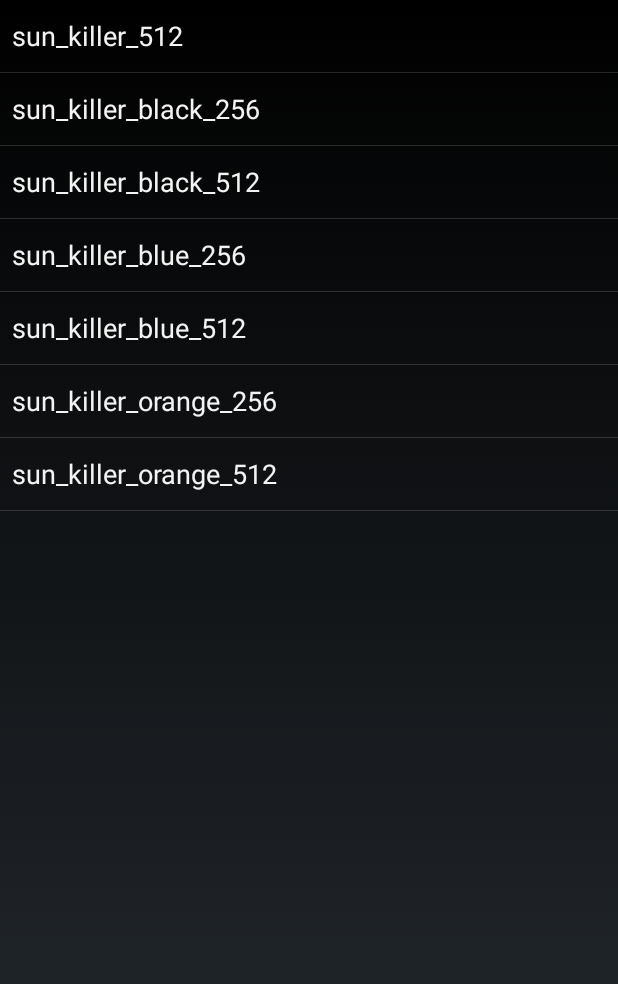
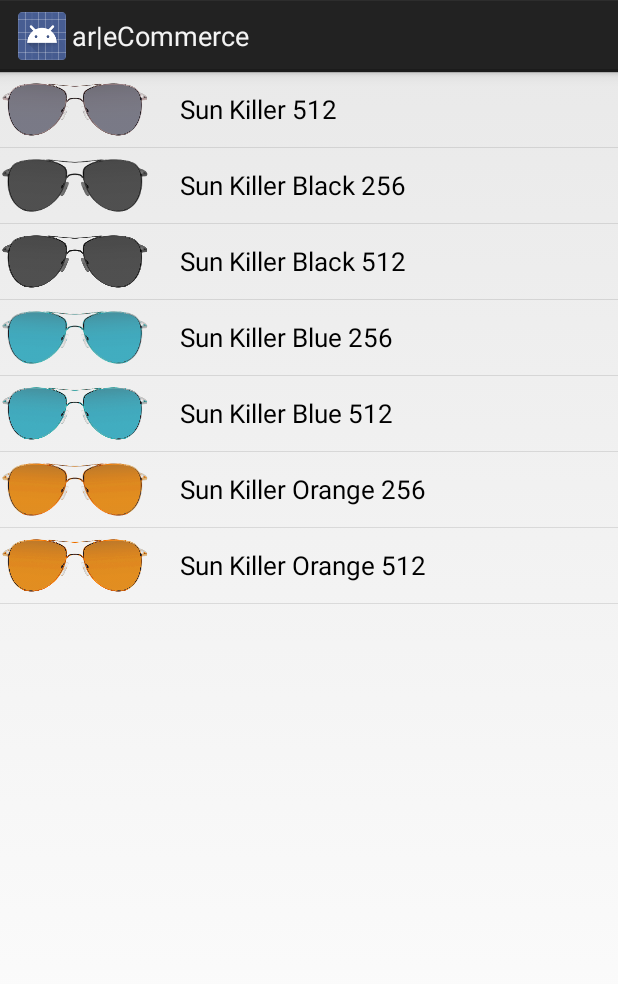
Before and after one commit to akhileshdubey/ARSampleApp, an Android app: the VirtualAssistantHome screen opened directly, with no data from a screen before it, on a phone screen of 412 x 824 dp. Shown: the top 984 px of the screen. Run offline under Robolectric (Android 15) with nearby library versions, the phone set to English and light mode, and no system bars.

Commit message:
added custom base adapter

```diff
--- a/app/src/main/AndroidManifest.xml
+++ b/app/src/main/AndroidManifest.xml
@@ -1,6 +1,12 @@
 <?xml version="1.0" encoding="utf-8"?>
 <manifest xmlns:android="http://schemas.android.com/apk/res/android"
     package="com.example.intelligrape.arsampeapp">
+
+    <uses-permission android:name="android.permission.CAMERA" />
+    <uses-permission android:name="android.permission.WRITE_EXTERNAL_STORAGE" />
+
+    <uses-feature android:name="android.hardware.camera" />
+    <uses-feature android:name="android.hardware.camera.autofocus" />
 
     <application
         android:icon="@drawable/ic_launcher"
@@ -17,12 +23,9 @@
         <activity android:name=".VirtualSponser" />
         <activity android:name=".VirtualSponsorHome" />
         <activity android:name=".VirtualAssistant" />
-        <activity android:name=".VirtualAssistantHome" />
+        <activity
+            android:name=".VirtualAssistantHome"
+            android:theme="@android:style/Theme.Holo.Light.DarkActionBar" />
     </application>
 
-    <uses-permission android:name="android.permission.CAMERA" />
-    <uses-permission android:name="android.permission.WRITE_EXTERNAL_STORAGE"></uses-permission>
-
-    <uses-feature android:name="android.hardware.camera" />
-    <uses-feature android:name="android.hardware.camera.autofocus" />
 </manifest>
--- a/app/src/main/java/com/example/intelligrape/arsampeapp/VirtualAssistant.java
+++ b/app/src/main/java/com/example/intelligrape/arsampeapp/VirtualAssistant.java
@@ -158,7 +158,7 @@ public class VirtualAssistant extends Activity {
             @Override
             public void onClick(View view) {
 
-                String url = "http://www.intelligrape.com";
+                String url = "http://intelligrape.com/mobile-consultants-developers.html";
                 Intent i = new Intent(Intent.ACTION_VIEW);
                 i.setData(Uri.parse(url));
                 startActivity(i);
--- a/app/src/main/java/com/example/intelligrape/arsampeapp/VirtualAssistantHome.java
+++ b/app/src/main/java/com/example/intelligrape/arsampeapp/VirtualAssistantHome.java
@@ -12,23 +12,35 @@ import android.widget.ImageView;
 import android.widget.ListView;
 import android.widget.TextView;
 
+import com.example.intelligrape.arsampeapp.adapter.AssistantBaseAdapter;
+
 public class VirtualAssistantHome extends ListActivity {
 
     int[] brandsLogo = new int[]{
             R.drawable.sun_killer_512,
+            R.drawable.sun_killer_black_256,
+            R.drawable.sun_killer_black_512,
+            R.drawable.sun_killer_blue_256,
+            R.drawable.sun_killer_blue_512,
+            R.drawable.sun_killer_orange_256,
             R.drawable.sun_killer_orange_512
     };
     String[] values = new String[]{
-            "sun_killer_512",
-            "sun_killer_black_256",
-            "sun_killer_black_512",
-            "sun_killer_blue_256",
-            "sun_killer_blue_512",
-            "sun_killer_orange_256",
-            "sun_killer_orange_512"
+            "Sun Killer 512",
+            "Sun Killer Black 256",
+            "Sun Killer Black 512",
+            "Sun Killer Blue 256",
+            "Sun Killer Blue 512",
+            "Sun Killer Orange 256",
+            "Sun Killer Orange 512"
     };
     int[] brandsLogoRaw = new int[]{
             R.raw.sun_killer_512,
+            R.raw.sun_killer_black_256,
+            R.raw.sun_killer_black_512,
+            R.raw.sun_killer_blue_256,
+            R.raw.sun_killer_blue_512,
+            R.raw.sun_killer_orange_256,
             R.raw.sun_killer_orange_512
     };
 
@@ -37,9 +49,12 @@ public class VirtualAssistantHome extends ListActivity {
         super.onCreate(savedInstanceState);
 
 
-        ArrayAdapter<String> adapter = new ArrayAdapter<String>(this,
-                android.R.layout.simple_list_item_1, values);
-        setListAdapter(adapter);
+        AssistantBaseAdapter assistantBaseAdapter = new AssistantBaseAdapter(this, values, brandsLogo);
+
+
+//        ArrayAdapter<String> adapter = new ArrayAdapter<String>(this,
+//                android.R.layout.simple_list_item_1, values);
+        setListAdapter(assistantBaseAdapter);
 
 
     }
--- a/app/src/main/java/com/example/intelligrape/arsampeapp/adapter/AssistantBaseAdapter.java
+++ b/app/src/main/java/com/example/intelligrape/arsampeapp/adapter/AssistantBaseAdapter.java
@@ -1,7 +1,71 @@
 package com.example.intelligrape.arsampeapp.adapter;
+
+import android.content.Context;
+import android.view.LayoutInflater;
+import android.view.View;
+import android.view.ViewGroup;
+import android.widget.BaseAdapter;
+import android.widget.ImageView;
+import android.widget.TextView;
+
+import com.example.intelligrape.arsampeapp.R;
 
 /**
  * Created by Navkrishna on November 01, 2014
  */
-public class AssistantBaseAdapter {
+public class AssistantBaseAdapter extends BaseAdapter {
+
+    Context context;
+    LayoutInflater inflater;
+    String[] glassType;
+    int[] glassResId;
+
+    public AssistantBaseAdapter(Context context, String[] glassType, int[] glassResId) {
+        this.context = context;
+        this.inflater = LayoutInflater.from(context);
+        this.glassType = glassType;
+        this.glassResId = glassResId;
+    }
+
+    @Override
+    public int getCount() {
+        return glassResId.length;
+    }
+
+    @Override
+    public Object getItem(int i) {
+        return null;
+    }
+
+    @Override
+    public long getItemId(int i) {
+        return 0;
+    }
+
+    @Override
+    public View getView(int position, View view, ViewGroup viewGroup) {
+        ViewHolder viewHolder;
+
+        if (view == null) {
+            viewHolder = new ViewHolder();
+            view = inflater.inflate(R.layout.layout_virtual_assistant, null);
+            view.setTag(viewHolder);
+        } else {
+            viewHolder = (ViewHolder) view.getTag();
+        }
+
+        viewHolder.ivIcon = (ImageView) view.findViewById(R.id.iv_glass);
+        viewHolder.tvName = (TextView) view.findViewById(R.id.tv_glass_name);
+
+        viewHolder.ivIcon.setImageResource(glassResId[position]);
+        viewHolder.tvName.setText(glassType[position]);
+
+
+        return view;
+    }
+
+    class ViewHolder {
+        ImageView ivIcon;
+        TextView tvName;
+    }
 }
--- /dev/null
+++ b/app/src/main/res/layout/layout_virtual_assistant.xml
@@ -0,0 +1,26 @@
+<?xml version="1.0" encoding="utf-8"?>
+
+<RelativeLayout xmlns:android="http://schemas.android.com/apk/res/android"
+    android:layout_width="match_parent"
+    android:layout_height="match_parent"
+    android:layout_margin="10dp">
+
+    <ImageView
+        android:id="@+id/iv_glass"
+        android:layout_width="100dp"
+        android:layout_height="50dp"
+        android:layout_alignParentLeft="true"
+        android:layout_centerVertical="true"
+        android:scaleType="fitCenter" />
+
+    <TextView
+        android:id="@+id/tv_glass_name"
+        android:layout_width="wrap_content"
+        android:layout_height="wrap_content"
+        android:layout_centerVertical="true"
+        android:layout_marginLeft="20dp"
+        android:layout_toRightOf="@+id/iv_glass"
+        android:textColor="#000000"
+        android:textSize="17sp" />
+
+</RelativeLayout>
```
